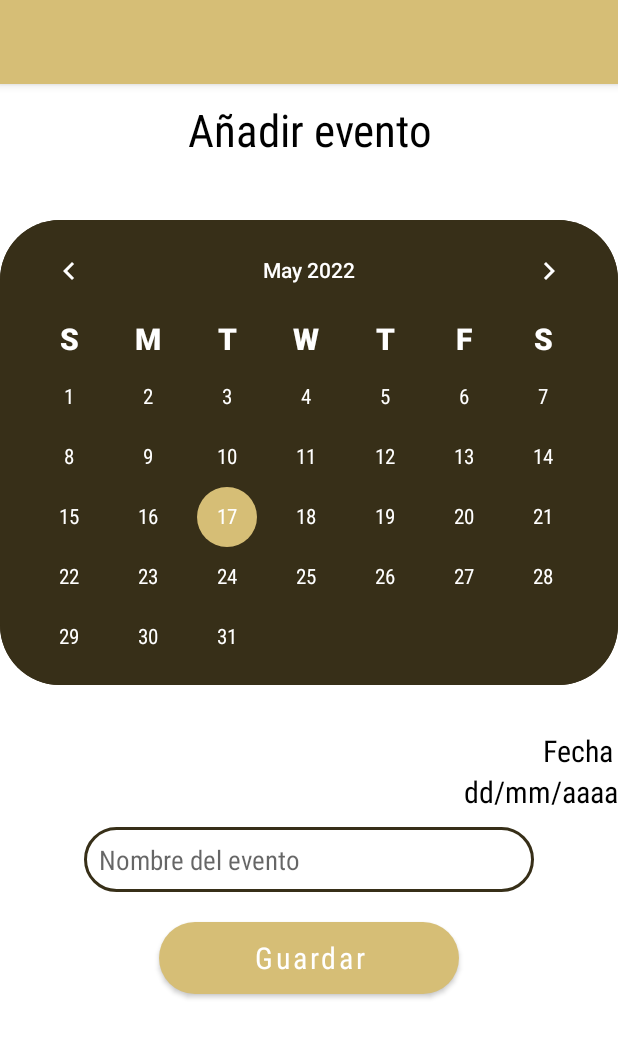
After one commit to arckenos/CuitdaVet-Final, an Android app: the addEvento screen opened directly, with no data from a screen before it, on a phone screen of 412 x 824 dp. The commit adds this screen. Shown: the top 1038 px of the screen. Run offline under Robolectric (Android 15) with nearby library versions, the phone set to English and light mode, and no system bars; our stand-ins replace Firebase (no records; nobody signed in at launch, a user with empty details on screens opened directly).

Commit message:
Calendario
ya crea eventos mostrando el calendario y los filtra por el usuario en la sesión

```diff
--- a/app/src/main/AndroidManifest.xml
+++ b/app/src/main/AndroidManifest.xml
@@ -10,6 +10,9 @@
         android:roundIcon="@mipmap/ic_logo"
         android:supportsRtl="true"
         android:theme="@style/Theme.CuidaVet">
+        <activity
+            android:name=".addEvento"
+            android:exported="false" />
         <activity
             android:name=".addContacto"
             android:exported="false" />
--- a/app/src/main/java/encinas/maria/cuidavet/iniciar_sesion.kt
+++ b/app/src/main/java/encinas/maria/cuidavet/iniciar_sesion.kt
@@ -80,7 +80,7 @@ class iniciar_sesion : AppCompatActivity() {
     }
 
     private fun reload(){
-        val intent = Intent(this,calendario::class.java)
+        val intent = Intent(this, menu_desplegable::class.java)
         this.startActivity(intent)
     }
 }
--- /dev/null
+++ b/app/src/main/res/layout/activity_add_evento.xml
@@ -0,0 +1,88 @@
+<?xml version="1.0" encoding="utf-8"?>
+<LinearLayout xmlns:android="http://schemas.android.com/apk/res/android"
+    xmlns:app="http://schemas.android.com/apk/res-auto"
+    xmlns:tools="http://schemas.android.com/tools"
+    android:layout_width="match_parent"
+    android:layout_height="match_parent"
+    tools:context=".addEvento"
+    android:orientation="vertical">
+
+    <TextView
+        android:layout_marginTop="10dp"
+        android:layout_width="match_parent"
+        android:layout_height="wrap_content"
+        android:layout_gravity="center"
+        android:paddingHorizontal="50dp"
+        android:text="Añadir evento"
+        android:textAllCaps="false"
+        android:fontFamily="sans-serif-condensed"
+        android:textAlignment="center"
+        android:textColor="@color/black"
+        android:textSize="30sp"/>
+
+    <LinearLayout
+        android:layout_width="match_parent"
+        android:layout_height="350dp">
+
+        <CalendarView
+            android:id="@+id/calendarView"
+            android:layout_width="match_parent"
+            android:layout_height="310dp"
+            android:layout_marginTop="40dp"
+            android:background="@drawable/boton_cafeoscuro"
+            android:dateTextAppearance="@style/CalenderViewDateCustomText"
+            android:theme="@style/CalenderViewCustom"
+            android:weekDayTextAppearance="@style/CalenderViewWeekCustomText" />
+
+    </LinearLayout>
+
+    <TextView
+        android:id="@+id/tvTextoFecha"
+        android:layout_width="wrap_content"
+        android:layout_height="wrap_content"
+        android:layout_gravity="end"
+        android:layout_marginTop="30dp"
+        android:layout_marginRight="3dp"
+        android:text="Fecha"
+        android:fontFamily="sans-serif-condensed"
+        android:textColor="@color/black"
+        android:textSize="20sp" />
+
+    <TextView
+        android:id="@+id/tvFecha"
+        android:layout_width="match_parent"
+        android:layout_height="wrap_content"
+        android:layout_gravity="end"
+        android:fontFamily="sans-serif-condensed"
+        android:text="dd/mm/aaaa"
+        android:gravity="end"
+        android:textColor="@color/black"
+        android:textSize="20sp"/>
+
+    <EditText
+        android:id="@+id/etEvento"
+        android:layout_width="300dp"
+        android:layout_height="43dp"
+        android:layout_gravity="center"
+        android:layout_marginTop="10dp"
+        android:background="@drawable/round_et"
+        android:fontFamily="sans-serif-condensed"
+        android:hint="Nombre del evento"
+        android:inputType="textPersonName"
+        android:paddingHorizontal="10dp"
+        android:paddingVertical="5dp"/>
+
+    <Button
+        android:id="@+id/btn_guardar"
+        android:layout_width="200dp"
+        android:layout_height="wrap_content"
+        android:layout_marginTop="20dp"
+        android:background="@drawable/boton_cafeclaro"
+        android:fontFamily="sans-serif-condensed"
+        android:layout_gravity="center"
+        android:gravity="center"
+        android:textAllCaps="false"
+        android:text="Guardar"
+        android:textSize="20dp" />
+
+</LinearLayout>
--- /dev/null
+++ b/app/src/main/res/values/style.xml
@@ -0,0 +1,21 @@
+<?xml version="1.0" encoding="utf-8"?>
+<resources>
+    <style name="CalenderViewDateCustomText" parent="android:TextAppearance.DeviceDefault.Small">
+        <item name="android:textColor">@color/white</item>
+        <item name="android:fontFamily">sans-serif-condensed</item>
+        <item name="android:weekNumberColor">@color/cafe_claro</item>
+
+    </style>
+
+    <style name="CalenderViewWeekCustomText" parent="android:TextAppearance.DeviceDefault.Small">
+        <item name="android:textColor">@color/white</item>
+        <item name="android:fontFamily">sans-serif-black</item>
+        <item name="android:textSize">20dp</item>
+    </style>
+
+    <style name="CalenderViewCustom" parent="Theme.AppCompat">
+        <item name="android:textColor">@color/white</item>
+        <item name="colorAccent">@color/cafe_claro</item>
+        <item name="colorPrimary">@color/white</item>
+    </style>
+</resources>
```
Also changed, not shown: app/src/main/java/encinas/maria/cuidavet/addEvento.kt (added, +87 -0 lines), app/src/main/java/encinas/maria/cuidavet/calendario.kt (+15 -5 lines), app/src/main/res/layout/activity_calendario.xml (+13 -1 lines).
